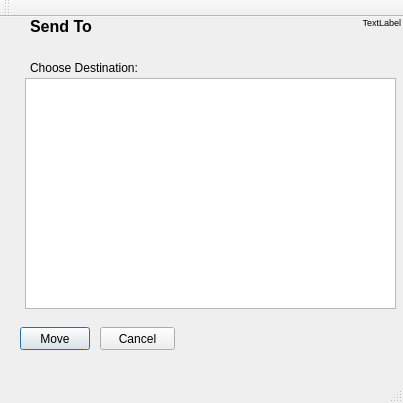
VaultDrop/client, file src/sendto/sendtomainwindow.ui: the form before one commit.
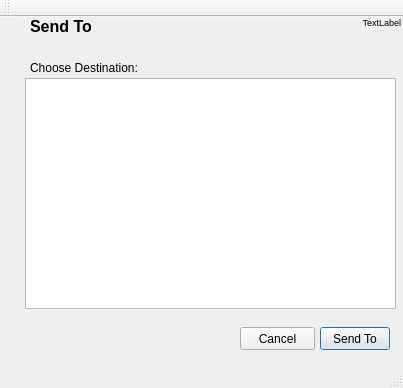
The form after the commit.

What changed in the file:
```diff
--- a/src/sendto/sendtomainwindow.ui
+++ b/src/sendto/sendtomainwindow.ui
@@ -7,7 +7,7 @@
     <x>0</x>
     <y>0</y>
     <width>403</width>
-    <height>403</height>
+    <height>388</height>
    </rect>
   </property>
   <property name="windowTitle">
@@ -30,14 +30,14 @@
    <widget class="QPushButton" name="pushButtonSendTo">
     <property name="geometry">
      <rect>
-      <x>20</x>
+      <x>320</x>
       <y>310</y>
       <width>70</width>
       <height>23</height>
      </rect>
     </property>
     <property name="text">
-     <string>Move</string>
+     <string>Send To</string>
     </property>
     <property name="default">
      <bool>true</bool>
@@ -46,7 +46,7 @@
    <widget class="QPushButton" name="pushButtonCancel">
     <property name="geometry">
      <rect>
-      <x>100</x>
+      <x>240</x>
       <y>310</y>
       <width>75</width>
       <height>23</height>
```
